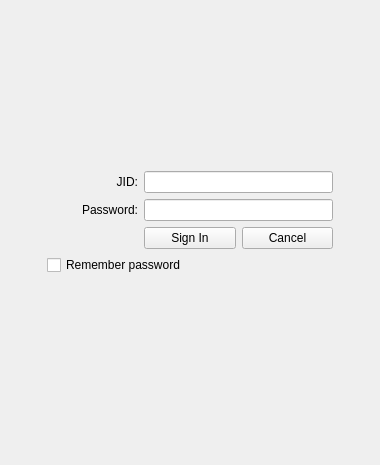
This is chatwindow.ui in HappySeaFox/tht as Qt 5 draws it before an edit. The edited form follows.
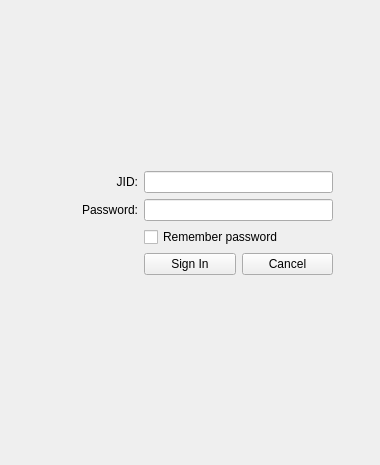
This is the edited form.

Commit message: Move the "remember password" checkbox under the password entry

What changed in the file:
```diff
--- a/chatwindow.ui
+++ b/chatwindow.ui
@@ -82,14 +82,21 @@
            </property>
           </widget>
          </item>
-         <item row="2" column="1">
+         <item row="2" column="1" colspan="2">
+          <widget class="QCheckBox" name="checkRememberPassword">
+           <property name="text">
+            <string>Remember password</string>
+           </property>
+          </widget>
+         </item>
+         <item row="3" column="1">
           <widget class="QPushButton" name="pushSignIn">
            <property name="text">
             <string>Sign In</string>
            </property>
           </widget>
          </item>
-         <item row="2" column="2">
+         <item row="3" column="2">
           <widget class="QPushButton" name="pushCancel">
            <property name="text">
             <string>Cancel</string>
@@ -112,13 +119,6 @@
         </spacer>
        </item>
        <item row="2" column="1">
-        <widget class="QCheckBox" name="checkRememberPassword">
-         <property name="text">
-          <string>Remember password</string>
-         </property>
-        </widget>
-       </item>
-       <item row="3" column="1">
         <widget class="QLabel" name="labelStatus">
          <property name="sizePolicy">
           <sizepolicy hsizetype="Preferred" vsizetype="Preferred">
@@ -131,7 +131,7 @@
          </property>
         </widget>
        </item>
-       <item row="4" column="1">
+       <item row="3" column="1">
         <spacer name="verticalSpacer_2">
          <property name="orientation">
           <enum>Qt::Vertical</enum>
```
Left out of the diff: 8 changed lines with no effect on the pictures. The commit also changes 4 other files.
